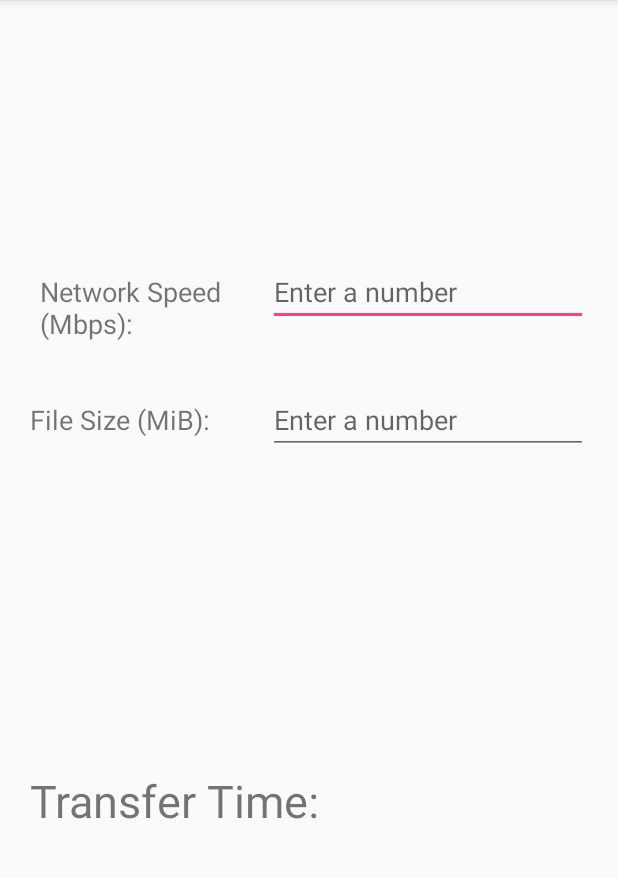
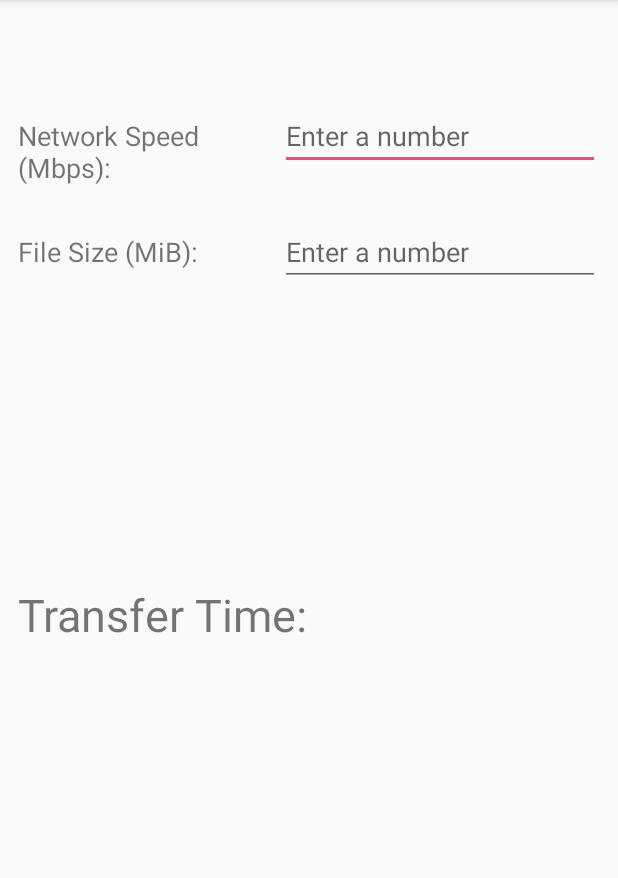
Before and after one commit to stephencordasco/DownloadSpeedCalculator, an Android app: the screen it shows after launch (MainActivity), on a phone screen of 412 x 824 dp, the part 84-962 px from its top. Run offline under Robolectric (Android 15) with nearby library versions, the phone set to English and light mode, and no system bars.

Commit message:
Update the UI to adjust properly to orientation change.

```diff
--- a/app/src/main/res/layout/fragment_transfer_speed.xml
+++ b/app/src/main/res/layout/fragment_transfer_speed.xml
@@ -16,7 +16,7 @@
             android:id="@+id/fileSizeTV"
             android:layout_width="0dp"
             android:layout_height="wrap_content"
-            android:layout_marginStart="16dp"
+            android:layout_marginStart="8dp"
             android:layout_marginEnd="8dp"
             android:text="@string/file_size"
             android:textSize="18sp"
@@ -26,7 +26,7 @@
 
         <TextView
             android:id="@+id/networkSpeedTV"
-            android:layout_width="129dp"
+            android:layout_width="0dp"
             android:layout_height="wrap_content"
             android:layout_marginStart="8dp"
             android:layout_marginEnd="8dp"
@@ -34,14 +34,15 @@
             android:textSize="18sp"
             app:layout_constraintBaseline_toBaselineOf="@+id/networkSpeedET"
             app:layout_constraintEnd_toStartOf="@+id/networkSpeedET"
+            app:layout_constraintHorizontal_bias="0.0"
             app:layout_constraintStart_toStartOf="parent" />
 
         <EditText
             android:id="@+id/networkSpeedET"
             android:layout_width="wrap_content"
             android:layout_height="wrap_content"
-            android:layout_marginTop="168dp"
-            android:layout_marginEnd="16dp"
+            android:layout_marginTop="64dp"
+            android:layout_marginEnd="8dp"
             android:ems="10"
             android:hint="@string/edit_text_hint"
             android:inputType="number"
@@ -52,8 +53,8 @@
             android:id="@+id/fileSizeET"
             android:layout_width="wrap_content"
             android:layout_height="wrap_content"
-            android:layout_marginTop="40dp"
-            android:layout_marginEnd="16dp"
+            android:layout_marginTop="32dp"
+            android:layout_marginEnd="8dp"
             android:ems="10"
             android:hint="@string/edit_text_hint"
             android:inputType="number"
@@ -64,7 +65,7 @@
             android:id="@+id/transferTimeTV"
             android:layout_width="wrap_content"
             android:layout_height="wrap_content"
-            android:layout_marginStart="16dp"
+            android:layout_marginStart="8dp"
             android:text="@string/transfer_time"
             android:textSize="30sp"
             app:layout_constraintBaseline_toBaselineOf="@+id/transferTimeTV2"
@@ -74,16 +75,18 @@
             android:id="@+id/transferTimeTV2"
             android:layout_width="0dp"
             android:layout_height="wrap_content"
-            android:layout_marginStart="8dp"
-            android:layout_marginTop="8dp"
-            android:layout_marginEnd="16dp"
+            android:layout_marginStart="16dp"
+            android:layout_marginTop="16dp"
+            android:layout_marginEnd="8dp"
             android:layout_marginBottom="8dp"
             android:textAlignment="textStart"
             android:textSize="30sp"
             app:layout_constraintBottom_toBottomOf="parent"
             app:layout_constraintEnd_toEndOf="parent"
+            app:layout_constraintHorizontal_bias="1.0"
             app:layout_constraintStart_toEndOf="@+id/transferTimeTV"
-            app:layout_constraintTop_toBottomOf="@+id/fileSizeET" />
+            app:layout_constraintTop_toBottomOf="@+id/fileSizeET"
+            app:layout_constraintVertical_bias="0.359" />
 
     </android.support.constraint.ConstraintLayout>
 
```
